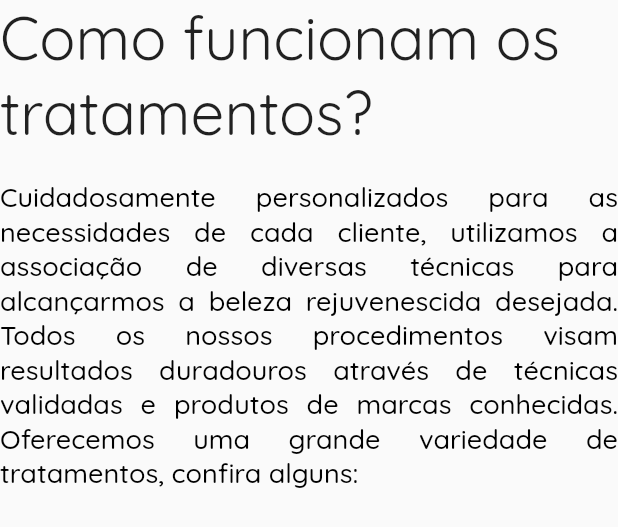
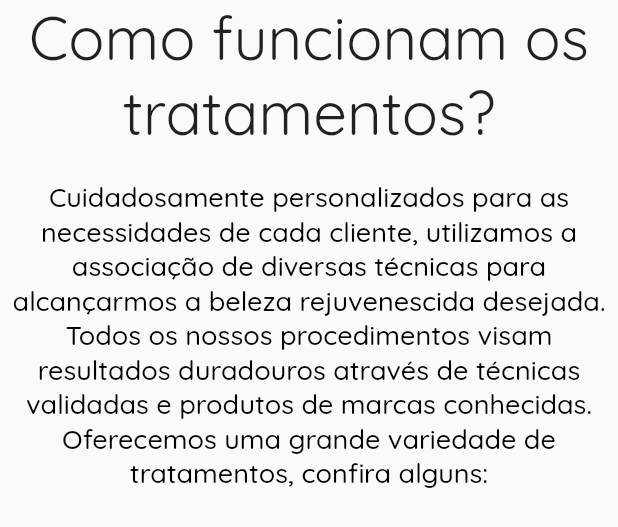
Before and after one commit to AriCamargos/website_aesthetics, a Flutter app: the TreatmentsSectionText widget shown alone on an empty page, opened directly, on a phone screen of 412 x 824 dp. Shown: the top 527 px of the screen. Run offline on Flutter 3.47's test engine with Material 2 defaults, Android fonts, the phone set to English and light mode, and no system bars; our stand-ins replace font_awesome_flutter, google_fonts, google_maps_flutter, responsive_framework; missing offline and left inert: skynexui_responsive_stylesheet; statements that could not run were skipped.

```diff
--- a/lib/sections/treatments/components/treatments_section_text.dart
+++ b/lib/sections/treatments/components/treatments_section_text.dart
@@ -3,21 +3,25 @@ import 'package:flutter/material.dart';
 class TreatmentsSectionText extends StatelessWidget {
   final String subtitle;
   final String? title;
+  final TextAlign align;
   const TreatmentsSectionText({
     super.key,
     required this.subtitle,
     this.title,
+    required this.align,
   });
 
   @override
   Widget build(BuildContext context) {
     return Padding(
       padding: const EdgeInsets.all(0),
+      child: Expanded(
         child: Column(
           crossAxisAlignment: CrossAxisAlignment.start,
           children: [
             Text(
               title!,
+              textAlign: align,
               style: const TextStyle(
                 fontSize: 40,
               ),
@@ -25,7 +29,7 @@ class TreatmentsSectionText extends StatelessWidget {
             const SizedBox(height: 20),
             Text(
               subtitle,
-            textAlign: TextAlign.justify,
+              textAlign: align,
               style: const TextStyle(
                 fontSize: 18,
                 fontWeight: FontWeight.w500,
@@ -34,6 +38,7 @@ class TreatmentsSectionText extends StatelessWidget {
             ),
           ],
         ),
+      ),
     );
   }
 }
```
Also changed, not shown: lib/sections/recent_work/components/recent_work_card.dart (+14 -19 lines), assets/images/woman-pixel2.png (added), assets/images/woman-pixel3.png (added), assets/images/woman-pixel4.png (added), assets/images/woman-pixel5.png (added). Lines whose indentation alone changed are shown as unchanged.
